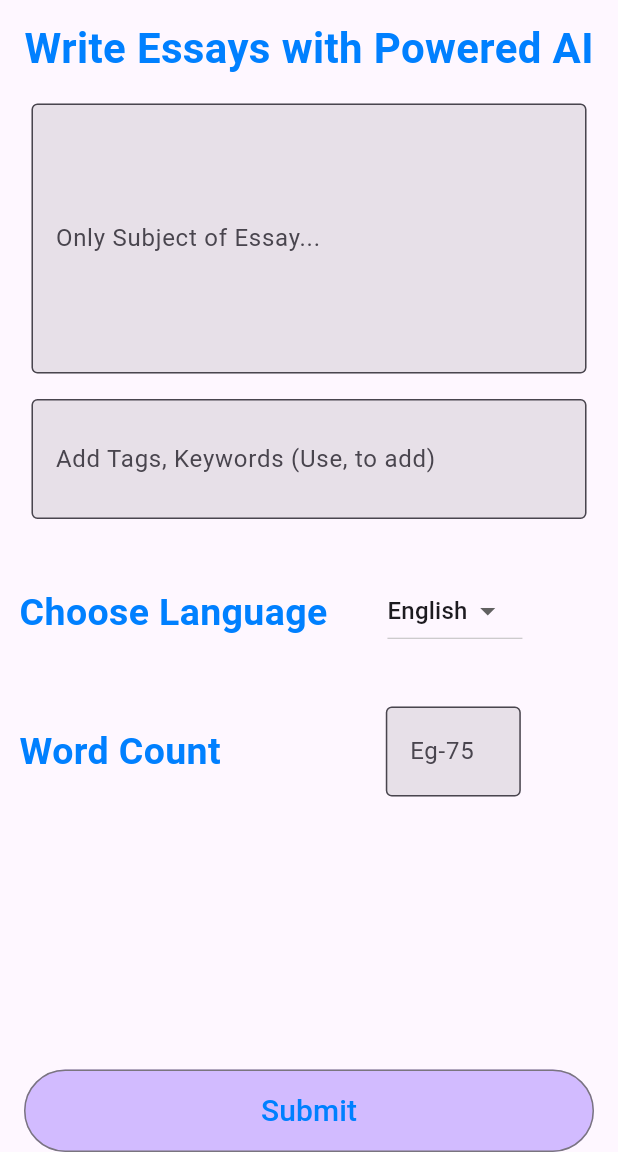
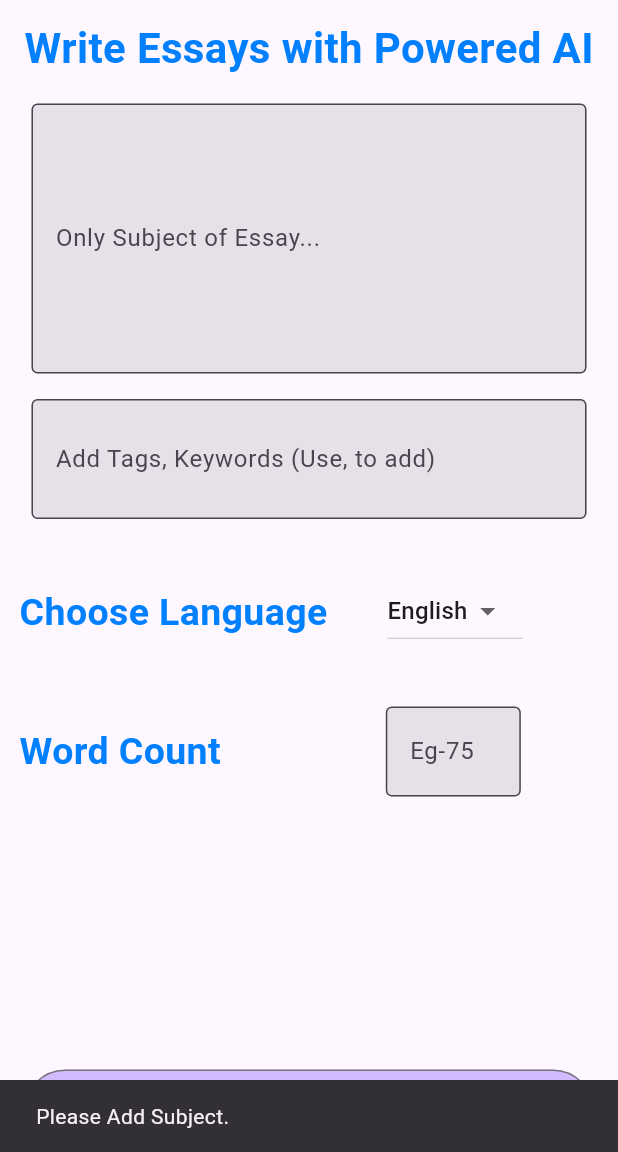
Before and after one commit to shivam1raj5/AI_Based_Assignment_Application_Flutter, a Flutter app: the screen it shows after launch, after a tap on "Submit", on a phone screen of 412 x 824 dp, the part 84-1236 px from its top. Run offline on Flutter 3.47's test engine with Material 2 defaults, Android fonts, the phone set to English and light mode, and no system bars; missing offline and left inert: dart_openai, markdown_widget.

Commit message:
SnackBar Added in Home_Page

```diff
--- a/lib/home_page.dart
+++ b/lib/home_page.dart
@@ -186,6 +186,10 @@ class _MyHomePageState extends State<MyHomePage> {
                           child: OutlinedButton(
                               onPressed: () {
                                 if (_questionController.text.isEmpty) {
+                                  ScaffoldMessenger.of(context).showSnackBar(
+                                    const SnackBar(
+                                        content: Text('Please Add Subject.')),
+                                  );
                                 } else {
                                   setState(() {
                                     finalQuestion =
```
